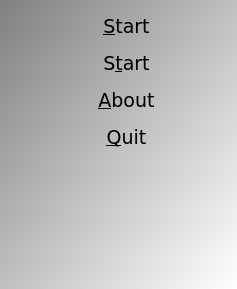
The window that qtconnectthreemenudialog.ui (richelbilderbeek/ConnectThree) describes before a commit, drawn with Qt 5.
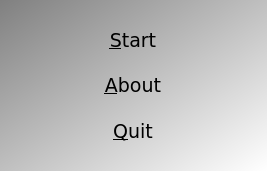
The same window after the commit. Icons and pictures are not drawn.

What changed in the file:
```diff
--- a/qtconnectthreemenudialog.ui
+++ b/qtconnectthreemenudialog.ui
@@ -6,8 +6,8 @@
    <rect>
     <x>0</x>
     <y>0</y>
-    <width>237</width>
-    <height>289</height>
+    <width>267</width>
+    <height>171</height>
    </rect>
   </property>
   <property name="font">
@@ -27,34 +27,17 @@
 QPushButton { color: rgb(0,0,0); }
 QPushButton { font: 32px, &quot;monospace&quot; }</string>
   </property>
-  <layout class="QFormLayout" name="formLayout">
-   <item row="2" column="0">
-    <widget class="QLabel" name="label">
-     <property name="text">
-      <string/>
+  <layout class="QHBoxLayout" name="horizontalLayout">
+   <item>
+    <widget class="QWidget" name="widget" native="true">
+     <property name="maximumSize">
+      <size>
+       <width>120</width>
+       <height>16777215</height>
+      </size>
      </property>
-     <property name="pixmap">
-      <pixmap resource="GameConnectThree.qrc">:/images/GameConnectThreeRetro.png</pixmap>
-     </property>
-    </widget>
-   </item>
-   <item row="2" column="1">
-    <widget class="QPushButton" name="button_start_retro">
-     <property name="sizePolicy">
-      <sizepolicy hsizetype="Minimum" vsizetype="Minimum">
-       <horstretch>0</horstretch>
-       <verstretch>0</verstretch>
-      </sizepolicy>
-     </property>
-     <property name="text">
-      <string>S&amp;tart</string>
-     </property>
-     <property name="flat">
-      <bool>true</bool>
-     </property>
-    </widget>
-   </item>
-   <item row="0" column="1">
+     <layout class="QVBoxLayout" name="verticalLayout">
+      <item>
     <widget class="QPushButton" name="button_start">
      <property name="sizePolicy">
       <sizepolicy hsizetype="Minimum" vsizetype="Minimum">
@@ -70,7 +53,7 @@
      </property>
     </widget>
    </item>
-   <item row="5" column="1">
+      <item>
     <widget class="QPushButton" name="button_about">
      <property name="sizePolicy">
       <sizepolicy hsizetype="Minimum" vsizetype="Minimum">
@@ -86,7 +69,7 @@
      </property>
     </widget>
    </item>
-   <item row="6" column="1">
+      <item>
     <widget class="QPushButton" name="button_quit">
      <property name="sizePolicy">
       <sizepolicy hsizetype="Minimum" vsizetype="Minimum">
@@ -104,14 +87,9 @@
    </item>
   </layout>
  </widget>
- <tabstops>
-  <tabstop>button_start</tabstop>
-  <tabstop>button_start_retro</tabstop>
-  <tabstop>button_about</tabstop>
-  <tabstop>button_quit</tabstop>
- </tabstops>
- <resources>
-  <include location="GameConnectThree.qrc"/>
- </resources>
+   </item>
+  </layout>
+ </widget>
+ <resources/>
  <connections/>
 </ui>
```
Lines whose indentation alone changed are shown as unchanged.
